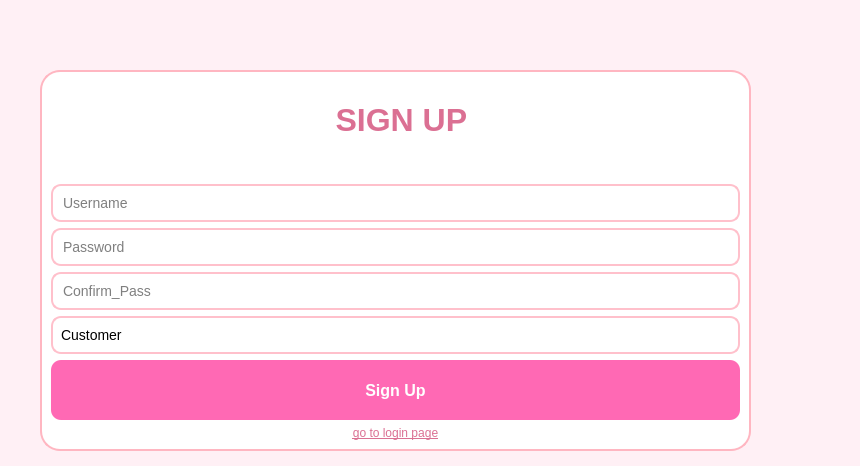
The window that bookClub/src/ui/registerpage.ui (sarinab-eng/bookCLUB) describes before a commit, drawn with Qt 5.
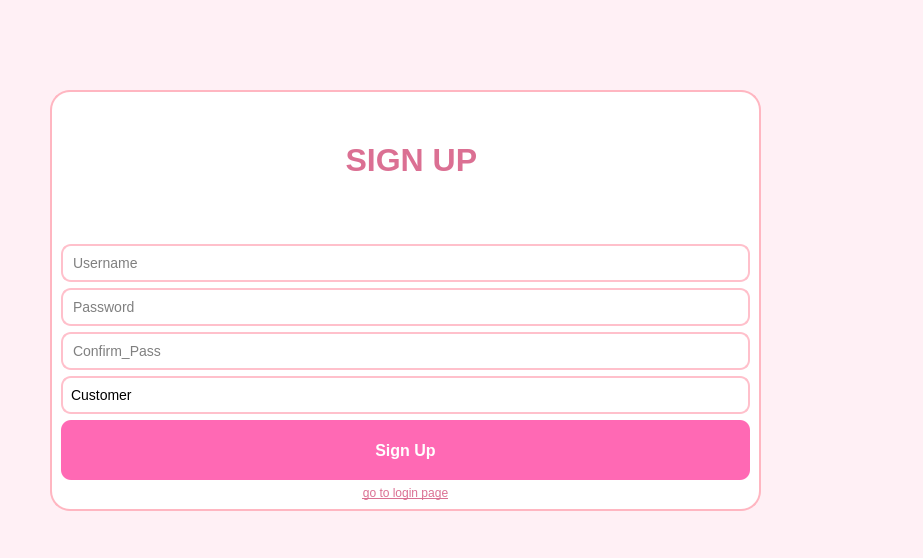
The same window after the commit.

```diff
--- a/bookClub/src/ui/registerpage.ui
+++ b/bookClub/src/ui/registerpage.ui
@@ -6,8 +6,8 @@
    <rect>
     <x>0</x>
     <y>0</y>
-    <width>860</width>
-    <height>466</height>
+    <width>923</width>
+    <height>558</height>
    </rect>
   </property>
   <property name="windowTitle">
@@ -86,10 +86,10 @@
   <widget class="QFrame" name="registerFrame">
    <property name="geometry">
     <rect>
-     <x>40</x>
-     <y>70</y>
+     <x>50</x>
+     <y>90</y>
      <width>711</width>
-     <height>381</height>
+     <height>421</height>
     </rect>
    </property>
    <property name="styleSheet">
```
